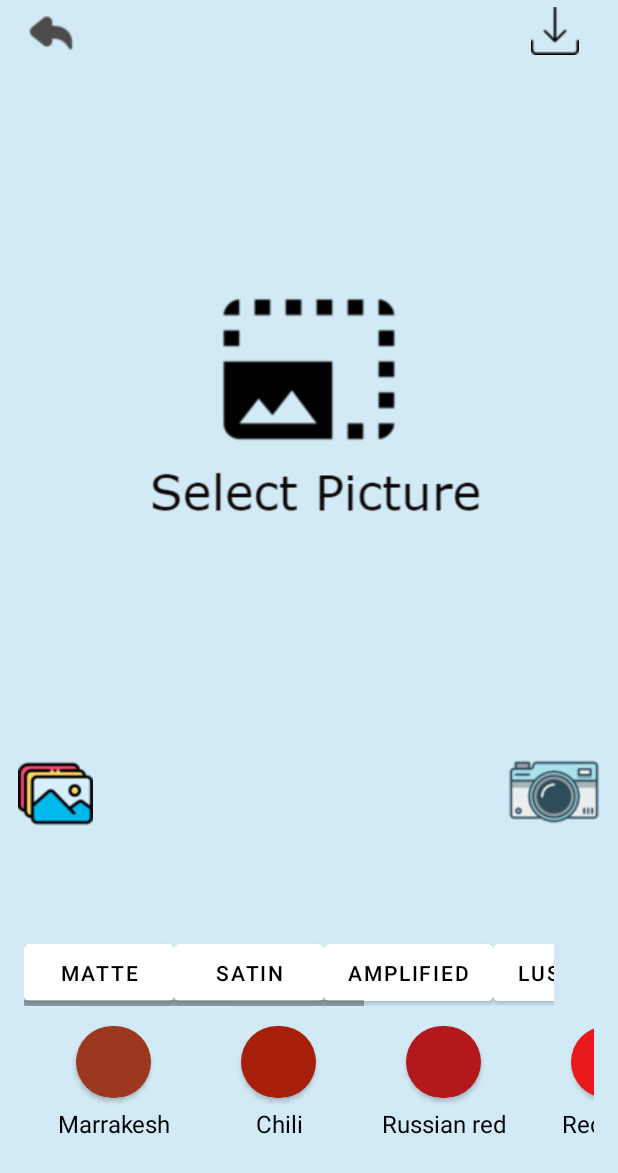
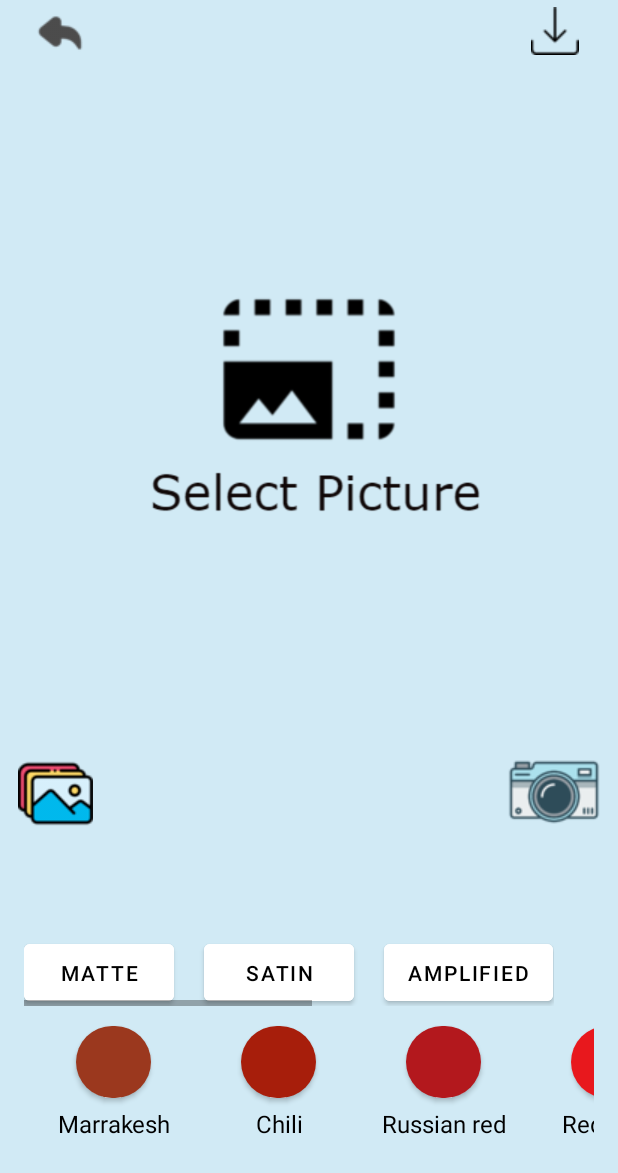
Before and after one commit to imtfam/Lips_masterV3, an Android app: the Process screen opened directly, with no data from a screen before it, on a phone screen of 412 x 824 dp. Shown: the top 1173 px of the screen. Run offline under Robolectric (Android 15) with nearby library versions, the phone set to English and light mode, and no system bars; libraries missing offline, so code that uses them is left out: com.chaquo.python, com.otaliastudios.cameraview; 3 statements that could not run were skipped.

Commit message:
Update 4/9/2564 17.04

```diff
--- a/app/src/main/res/layout/activity_color_recycleview.xml
+++ b/app/src/main/res/layout/activity_color_recycleview.xml
@@ -5,7 +5,6 @@
     android:background="#D1EAF5"
     android:layout_width="match_parent"
     android:layout_height="match_parent"
-    tools:context=".color_recycleview"
     android:orientation="vertical"
     android:padding="16dp">
 
@@ -34,6 +33,7 @@
                     android:id="@+id/button_Matte"
                     android:layout_width="100dp"
                     android:layout_height="50dp"
+                    android:layout_marginEnd="20dp"
                     android:layout_marginBottom="96dp"
                     android:backgroundTint="#FFFFFF"
                     android:text="Matte"
@@ -45,6 +45,7 @@
                     android:layout_height="50dp"
                     android:layout_alignTop="@+id/button_pure"
                     android:layout_alignParentBottom="true"
+                    android:layout_marginEnd="20dp"
                     android:layout_marginBottom="96dp"
                     android:backgroundTint="#FFFFFF"
                     android:text="Satin"
@@ -56,6 +57,7 @@
                     android:layout_height="50dp"
                     android:layout_alignTop="@+id/button_pure"
                     android:layout_alignParentBottom="true"
+                    android:layout_marginEnd="20dp"
                     android:layout_marginBottom="96dp"
                     android:backgroundTint="#FFFFFF"
                     android:text="Amplified"
@@ -67,6 +69,7 @@
                     android:layout_height="50dp"
                     android:layout_alignTop="@+id/button_pure"
                     android:layout_alignParentBottom="true"
+                    android:layout_marginEnd="20dp"
                     android:layout_marginBottom="96dp"
                     android:backgroundTint="#FFFFFF"
                     android:text="Lustre"
@@ -78,6 +81,7 @@
                     android:layout_height="50dp"
                     android:layout_alignTop="@+id/button_pure"
                     android:layout_alignParentBottom="true"
+                    android:layout_marginEnd="20dp"
                     android:layout_marginBottom="96dp"
                     android:backgroundTint="#FFFFFF"
                     android:text="ChemmeSheen"
--- a/app/src/main/res/layout/activity_process.xml
+++ b/app/src/main/res/layout/activity_process.xml
@@ -22,7 +22,7 @@
             android:layout_height="37dp"
             android:layout_alignParentEnd="true"
             android:layout_alignParentBottom="true"
-            android:layout_marginEnd="360dp"
+            android:layout_marginEnd="354dp"
             android:layout_marginBottom="8dp"
             android:backgroundTint="#0000FFFF"
             app:srcCompat="@drawable/arrow_left_icon_153697" />
```
